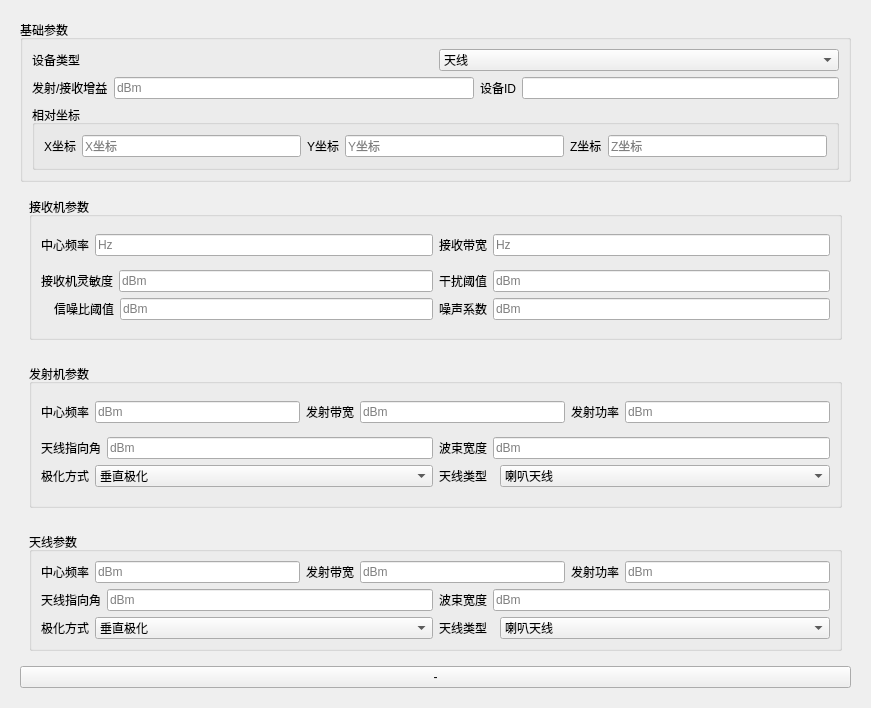
The window that resource/ui/devicewidget.ui (YaHeii/Electromagnetic_Compatibility) describes before a commit, drawn with Qt 5.
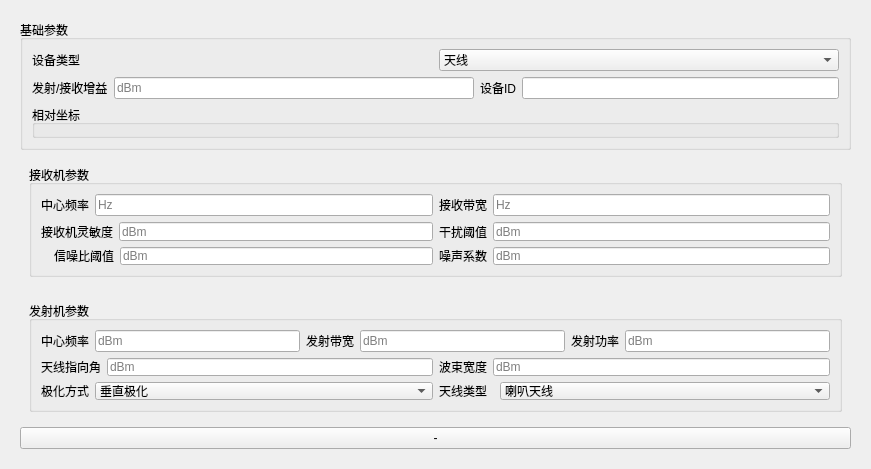
The same window after the commit.

What changed in the file:
```diff
--- a/resource/ui/devicewidget.ui
+++ b/resource/ui/devicewidget.ui
@@ -7,7 +7,7 @@
     <x>0</x>
     <y>0</y>
     <width>871</width>
-    <height>708</height>
+    <height>469</height>
    </rect>
   </property>
   <property name="sizePolicy">
@@ -19,7 +19,7 @@
   <property name="minimumSize">
    <size>
     <width>0</width>
-    <height>700</height>
+    <height>450</height>
    </size>
   </property>
   <property name="windowTitle">
@@ -28,7 +28,7 @@
   <layout class="QVBoxLayout" name="verticalLayout_10">
    <item>
     <widget class="QWidget" name="Mainwidget" native="true">
-     <layout class="QVBoxLayout" name="verticalLayout" stretch="1,1,1,0,1">
+     <layout class="QVBoxLayout" name="verticalLayout" stretch="1,1,1,1">
       <item>
        <widget class="QGroupBox" name="groupBox_2">
         <property name="title">
@@ -468,180 +468,6 @@
         </layout>
        </widget>
       </item>
-      <item>
-       <widget class="QWidget" name="AntennaWidget" native="true">
-        <layout class="QVBoxLayout" name="verticalLayout_9">
-         <item>
-          <widget class="QGroupBox" name="groupBox_5">
-           <property name="sizePolicy">
-            <sizepolicy hsizetype="Preferred" vsizetype="Preferred">
-             <horstretch>0</horstretch>
-             <verstretch>0</verstretch>
-            </sizepolicy>
-           </property>
-           <property name="title">
-            <string>天线参数</string>
-           </property>
-           <layout class="QVBoxLayout" name="verticalLayout_8">
-            <item>
-             <layout class="QHBoxLayout" name="horizontalLayout_6" stretch="1,1,1">
-              <item>
-               <layout class="QHBoxLayout" name="horizontalLayout_18">
-                <item>
-                 <widget class="QLabel" name="centralBandwidth_3">
-                  <property name="text">
-                   <string>中心频率</string>
-                  </property>
-                 </widget>
-                </item>
-                <item>
-                 <widget class="QLineEdit" name="CentralF_Antenna">
-                  <property name="placeholderText">
-                   <string>dBm</string>
-                  </property>
-                 </widget>
-                </item>
-               </layout>
-              </item>
-              <item>
-               <layout class="QHBoxLayout" name="horizontalLayout_26">
-                <item>
-                 <widget class="QLabel" name="label_31">
-                  <property name="text">
-                   <string>发射带宽</string>
-                  </property>
-                 </widget>
-                </item>
-                <item>
-                 <widget class="QLineEdit" name="Bandwidth_Antenna">
-                  <property name="placeholderText">
-                   <string>dBm</string>
-                  </property>
-                 </widget>
-                </item>
-               </layout>
-              </item>
-              <item>
-               <layout class="QHBoxLayout" name="horizontalLayout_11">
-                <item>
-                 <widget class="QLabel" name="label_45">
-                  <property name="text">
-                   <string>发射功率</string>
-                  </property>
-                 </widget>
-                </item>
-                <item>
-                 <widget class="QLineEdit" name="Power_Antenna">
-                  <property name="placeholderText">
-                   <string>dBm</string>
-                  </property>
-                 </widget>
-                </item>
-               </layout>
-              </item>
-             </layout>
-            </item>
-            <item>
-             <layout class="QGridLayout" name="gridLayout_9">
-              <item row="0" column="1">
-               <layout class="QHBoxLayout" name="horizontalLayout_28">
-                <item>
-                 <widget class="QLabel" name="label_40">
-                  <property name="text">
-                   <string>波束宽度</string>
-                  </property>
-                 </widget>
-                </item>
-                <item>
-                 <widget class="QLineEdit" name="Beamwidth_Antenna">
-                  <property name="placeholderText">
-                   <string>dBm</string>
-                  </property>
-                 </widget>
-                </item>
-               </layout>
-              </item>
-              <item row="2" column="1">
-               <layout class="QHBoxLayout" name="horizontalLayout_29" stretch="1,6">
-                <item>
-                 <widget class="QLabel" name="label_41">
-                  <property name="text">
-                   <string>天线类型</string>
-                  </property>
-                 </widget>
-                </item>
-                <item>
-                 <widget class="QComboBox" name="antennaType_Antenna">
-                  <item>
-                   <property name="text">
-                    <string>喇叭天线</string>
-                   </property>
-                  </item>
-                  <item>
-                   <property name="text">
-                    <string>赋型波束天线</string>
-                   </property>
-                  </item>
-                  <item>
-                   <property name="text">
-                    <string>抛物面天线</string>
-                   </property>
-                  </item>
-                 </widget>
-                </item>
-               </layout>
-              </item>
-              <item row="0" column="0">
-               <layout class="QHBoxLayout" name="horizontalLayout_30">
-                <item>
-                 <widget class="QLabel" name="label_42">
-                  <property name="text">
-                   <string>天线指向角</string>
-                  </property>
-                 </widget>
-                </item>
-                <item>
-                 <widget class="QLineEdit" name="antennaPhi_Antenna">
-                  <property name="placeholderText">
-                   <string>dBm</string>
-                  </property>
-                 </widget>
-                </item>
-               </layout>
-              </item>
-              <item row="2" column="0">
-               <layout class="QHBoxLayout" name="horizontalLayout_10" stretch="1,7">
-                <item>
-                 <widget class="QLabel" name="label_44">
-                  <property name="text">
-                   <string>极化方式</string>
-                  </property>
-                 </widget>
-                </item>
-                <item>
-                 <widget class="QComboBox" name="PolarizationMethod_Antenna">
-                  <item>
-                   <property name="text">
-                    <string>垂直极化</string>
-                   </property>
-                  </item>
-                  <item>
-                   <property name="text">
-                    <string>水平极化</string>
-                   </property>
-                  </item>
-                 </widget>
-                </item>
-               </layout>
-              </item>
-             </layout>
-            </item>
-           </layout>
-          </widget>
-         </item>
-        </layout>
-       </widget>
-      </item>
       <item>
        <widget class="QPushButton" name="equipmentReduction">
         <property name="text">
```
